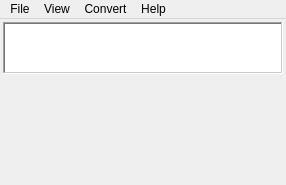
This is Utilities/Calculator.app/Resources/main_window.ui in helloSystem/Utilities as Qt 5 draws it before an edit. The edited form follows.
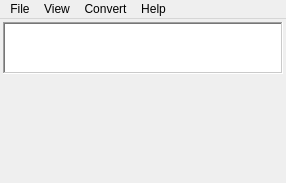
This is the edited form. The open tabs and pages were chosen to show the change.

Commit message: Add signals for scientific layout

What changed in the file:
```diff
--- a/Utilities/Calculator.app/Resources/main_window.ui
+++ b/Utilities/Calculator.app/Resources/main_window.ui
@@ -7,7 +7,7 @@
     <x>0</x>
     <y>0</y>
     <width>286</width>
-    <height>185</height>
+    <height>183</height>
    </rect>
   </property>
   <property name="windowTitle">
```
Left out of the diff: 25 changed lines with no effect on the pictures. The commit also changes 3 other files.
